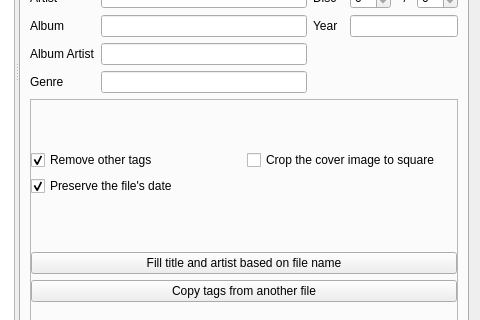
Above: ui/edit_tags_dialog.ui from divers0/ted before the change; both pictures show x 210 to 690 and y 235 to 555 of the 690 by 640 pixel window. Below: the same form after it.
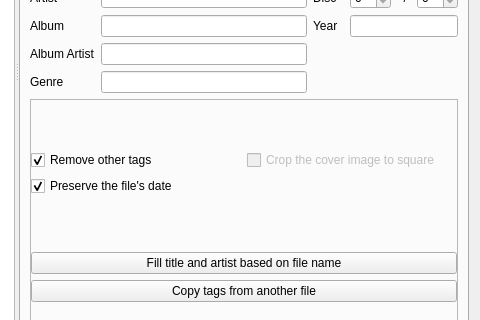
That is the form after the change.

Commit message: implemented the 'crop to square' checkbox functionality and other stuff

Patch:
```diff
--- a/ui/edit_tags_dialog.ui
+++ b/ui/edit_tags_dialog.ui
@@ -254,7 +254,10 @@
               </widget>
              </item>
              <item row="0" column="1">
-              <widget class="QCheckBox" name="crop_cover_image">
+              <widget class="QCheckBox" name="crop_cover_checkbox">
+               <property name="enabled">
+                <bool>false</bool>
+               </property>
                <property name="text">
                 <string>Crop the cover image to square</string>
                </property>
```
Left out of the diff: 4 changed lines with no effect on the pictures. The commit also changes 6 other files.
